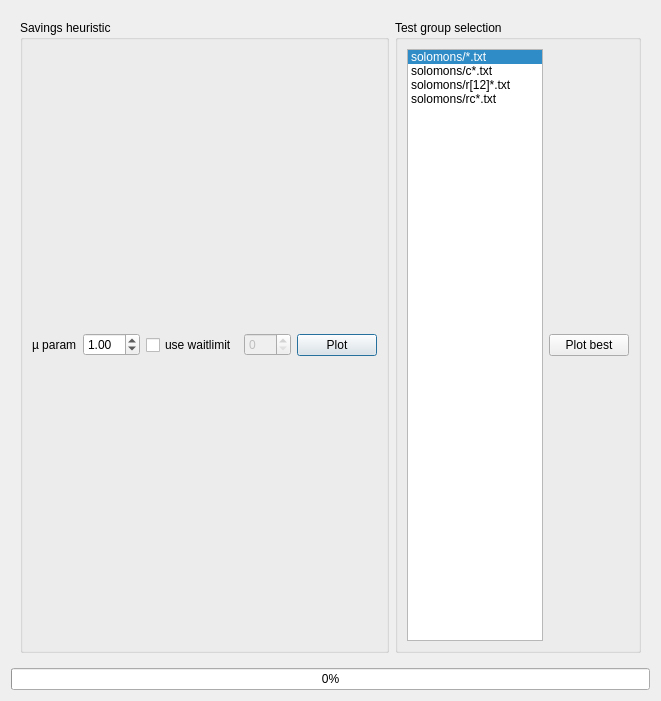
First picture: the form in helper.ui, repository rubenlangius/pygrout, before the edit.
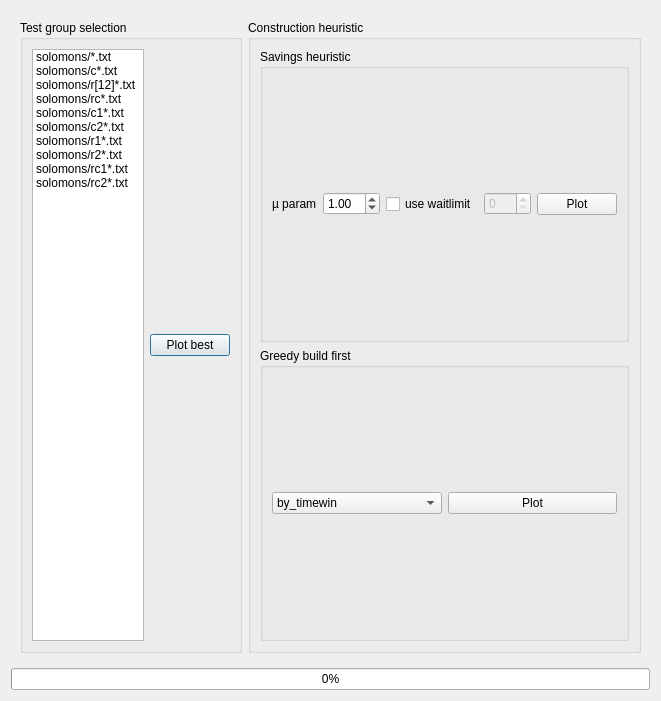
Second picture: the form after the edit.

Commit message: preparing helper UI for more construction heuristics

Diff of the .ui file:
```diff
--- a/helper.ui
+++ b/helper.ui
@@ -30,6 +30,91 @@
      </property>
      <layout class="QHBoxLayout" name="horizontalLayout_2">
       <item>
+       <widget class="QGroupBox" name="groupBox_2">
+        <property name="title">
+         <string>Test group selection</string>
+        </property>
+        <layout class="QHBoxLayout" name="horizontalLayout_3">
+         <item>
+          <widget class="QListWidget" name="families">
+           <property name="minimumSize">
+            <size>
+             <width>30</width>
+             <height>80</height>
+            </size>
+           </property>
+           <property name="currentRow">
+            <number>-1</number>
+           </property>
+           <item>
+            <property name="text">
+             <string>solomons/*.txt</string>
+            </property>
+           </item>
+           <item>
+            <property name="text">
+             <string>solomons/c*.txt</string>
+            </property>
+           </item>
+           <item>
+            <property name="text">
+             <string>solomons/r[12]*.txt</string>
+            </property>
+           </item>
+           <item>
+            <property name="text">
+             <string>solomons/rc*.txt</string>
+            </property>
+           </item>
+           <item>
+            <property name="text">
+             <string>solomons/c1*.txt</string>
+            </property>
+           </item>
+           <item>
+            <property name="text">
+             <string>solomons/c2*.txt</string>
+            </property>
+           </item>
+           <item>
+            <property name="text">
+             <string>solomons/r1*.txt</string>
+            </property>
+           </item>
+           <item>
+            <property name="text">
+             <string>solomons/r2*.txt</string>
+            </property>
+           </item>
+           <item>
+            <property name="text">
+             <string>solomons/rc1*.txt</string>
+            </property>
+           </item>
+           <item>
+            <property name="text">
+             <string>solomons/rc2*.txt</string>
+            </property>
+           </item>
+          </widget>
+         </item>
+         <item>
+          <widget class="QPushButton" name="best">
+           <property name="text">
+            <string>Plot best</string>
+           </property>
+          </widget>
+         </item>
+        </layout>
+       </widget>
+      </item>
+      <item>
+       <widget class="QGroupBox" name="groupBox_4">
+        <property name="title">
+         <string>Construction heuristic</string>
+        </property>
+        <layout class="QVBoxLayout" name="verticalLayout_2">
+         <item>
        <widget class="QGroupBox" name="groupBox">
         <property name="title">
          <string>Savings heuristic</string>
@@ -86,49 +171,28 @@
        </widget>
       </item>
       <item>
-       <widget class="QGroupBox" name="groupBox_2">
+          <widget class="QGroupBox" name="groupBox_3">
         <property name="title">
-         <string>Test group selection</string>
-        </property>
-        <layout class="QHBoxLayout" name="horizontalLayout_3">
+            <string>Greedy build first</string>
+           </property>
+           <layout class="QHBoxLayout" name="horizontalLayout_4">
          <item>
-          <widget class="QListWidget" name="families">
-           <property name="minimumSize">
-            <size>
-             <width>30</width>
-             <height>80</height>
-            </size>
-           </property>
-           <property name="currentRow">
-            <number>0</number>
-           </property>
+             <widget class="QComboBox" name="comboBox">
            <item>
             <property name="text">
-             <string>solomons/*.txt</string>
-            </property>
-           </item>
-           <item>
-            <property name="text">
-             <string>solomons/c*.txt</string>
-            </property>
+                <string>by_timewin</string>
+               </property>
+              </item>
+             </widget>
            </item>
            <item>
+             <widget class="QPushButton" name="pushButton">
             <property name="text">
-             <string>solomons/r[12]*.txt</string>
-            </property>
-           </item>
-           <item>
-            <property name="text">
-             <string>solomons/rc*.txt</string>
-            </property>
-           </item>
-          </widget>
-         </item>
-         <item>
-          <widget class="QPushButton" name="best">
-           <property name="text">
-            <string>Plot best</string>
-           </property>
+               <string>Plot</string>
+              </property>
+             </widget>
+            </item>
+           </layout>
           </widget>
          </item>
         </layout>
```
Lines whose indentation alone changed are shown as unchanged. The commit also changes 1 other file.
